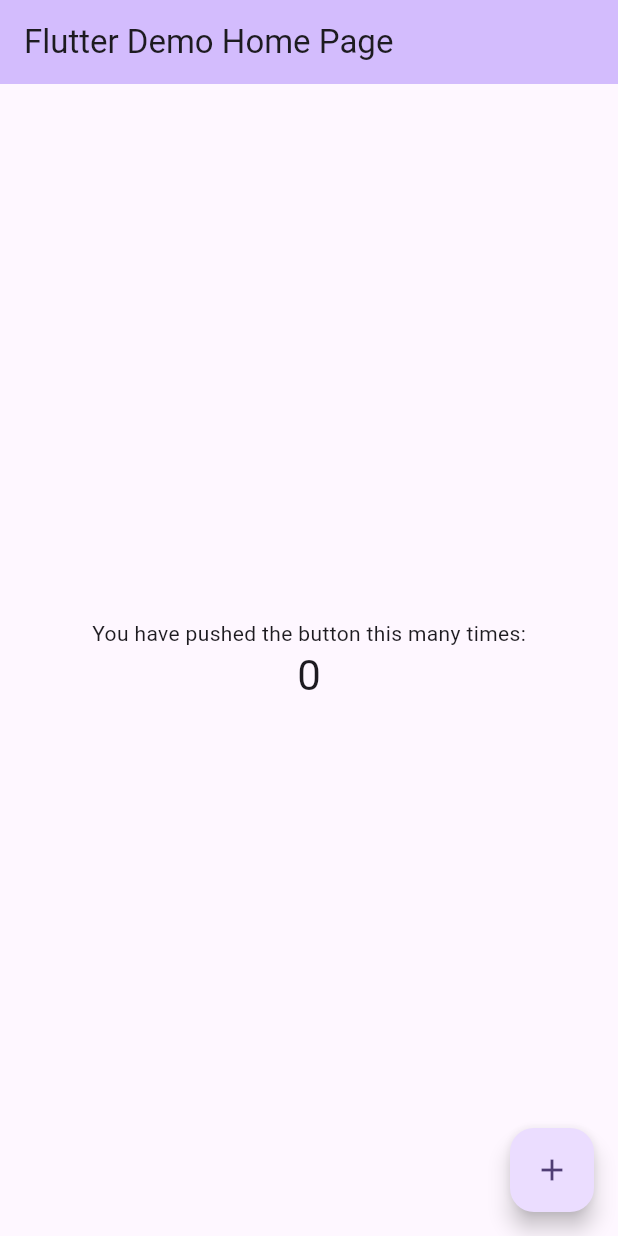
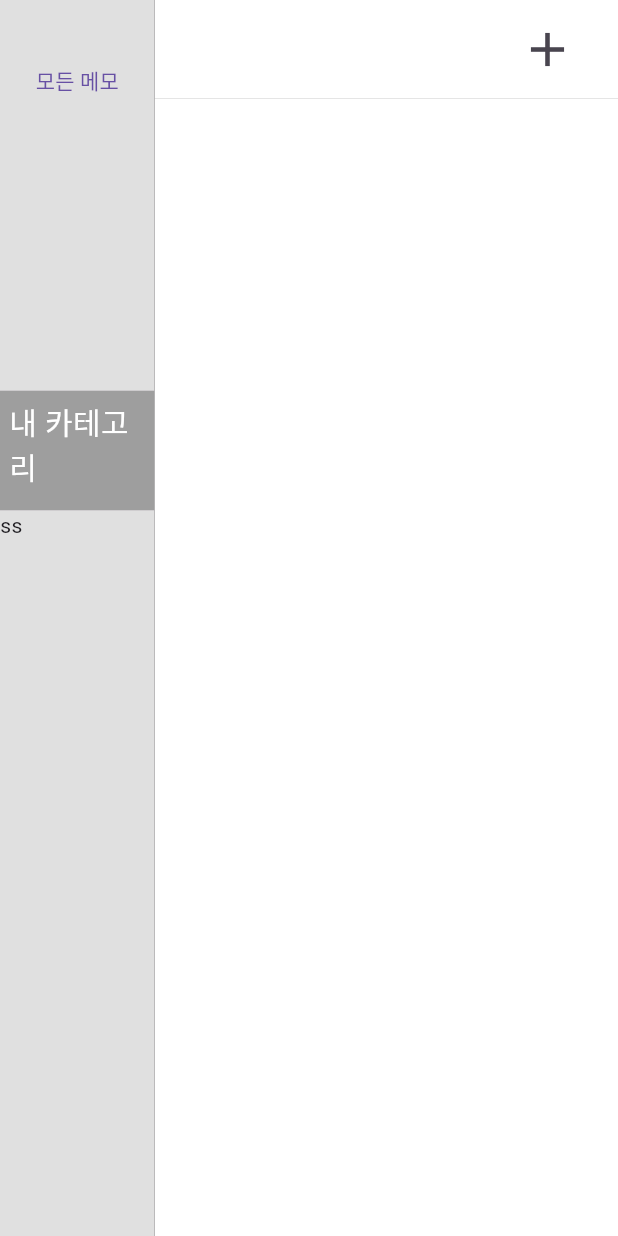
Before and after one commit to TUK-CE-capstone-2024-alwrite/flutter, a Flutter app: the screen it shows after launch, on a phone screen of 412 x 824 dp. Run offline on Flutter 3.47's test engine with Material 3 defaults, Android fonts, the phone set to English and light mode, and no system bars; our stand-ins replace file_picker, get; missing offline and left inert: flutter_pdfview.

Commit message:
저장용

```diff
--- /dev/null
+++ b/lib/Controller/pdf_controller.dart
@@ -0,0 +1,38 @@
+import 'dart:io';
+import 'package:flutter/material.dart';
+import 'package:get/get.dart';
+import 'package:file_picker/file_picker.dart';
+import '../Model/pdf_model.dart';
+import '../pdf_viewer.dart';
+
+class PdfController extends GetxController {
+  final pdfModel _model = pdfModel();
+
+  List<File> get pdfFiles => _model.pdfFiles;
+  List<String> get pdfFileNames => _model.pdfFileNames;
+
+  Future<void> pickPDF(BuildContext context) async {
+    FilePickerResult? result = await FilePicker.platform.pickFiles(
+      type: FileType.custom,
+      allowedExtensions: ['pdf'],
+    );
+
+    if (result != null) {
+      _model.addPdf(File(result.files.single.path!), result.files.single.name);
+      update(); // 상태 변경을 알리기 위해 update 호출
+    }
+  }
+
+  void deletePdf(int index) {
+    if (index >= 0 && index < pdfFiles.length) {
+      pdfFiles[index].deleteSync();
+      pdfFiles.removeAt(index);
+      pdfFileNames.removeAt(index);
+      update(); // 상태 변경을 알리기 위해 update 호출
+    }
+  }
+
+  void openPdf(File file) {
+    Get.to(() => PdfViewer(file: file));
+  }
+}
--- /dev/null
+++ b/lib/Model/pdf_model.dart
@@ -0,0 +1,12 @@
+import 'dart:io';
+import 'package:get/get.dart';
+
+class pdfModel extends GetxController {
+  List<File> pdfFiles = [];
+  List<String> pdfFileNames = [];
+
+  void addPdf(File file, String fileName) {
+    pdfFiles.add(file);
+    pdfFileNames.add(fileName);
+  }
+}
--- /dev/null
+++ b/lib/View/HomePage.dart
@@ -0,0 +1,20 @@
+import 'package:alwrite/View/left_page.dart';
+import 'package:flutter/material.dart';
+import 'package:get/get.dart';
+import 'right_page.dart';
+
+class HomePage extends StatelessWidget {
+  @override
+  Widget build(BuildContext context) {
+    return Scaffold(
+      body: Container(
+        child: Row(
+          children: [
+            Expanded(flex: 1, child: leftPage()),
+            Expanded(flex: 3, child: rightPage())
+          ],
+        ),
+      ),
+    );
+  }
+}
--- /dev/null
+++ b/lib/View/left_page.dart
@@ -0,0 +1,60 @@
+import 'package:alwrite/View/HomePage.dart';
+import 'package:alwrite/View/right_page.dart';
+import 'package:flutter/material.dart';
+import 'package:get/get.dart';
+
+class leftPage extends StatelessWidget {
+  final TextEditingController searchController = TextEditingController();
+  leftPage({super.key});
+
+  @override
+  Widget build(BuildContext context) {
+    return Container(
+      child: Column(
+        children: [
+          Expanded(
+            flex: 35,
+            child: Container(
+              padding: EdgeInsets.only(top: 20),
+              width: double.infinity,
+              color: Colors.grey[300],
+              child: Column(
+                children: [
+                  SizedBox(height: 10),
+                  TextButton(
+                      onPressed: () {
+                        Get.off(HomePage());
+                      },
+                      child: Text("모든 메모"))
+                ],
+              ),
+            ),
+          ),
+          Container(
+            color: Colors.grey,
+            width: double.infinity,
+            height: 80,
+            padding: EdgeInsets.all(6),
+            child: Text(
+              "내 카테고리",
+              style: TextStyle(
+                fontSize: 20,
+                fontWeight: FontWeight.w500,
+                color: Colors.white,
+              ),
+              textAlign: TextAlign.left,
+            ),
+          ),
+          Expanded(
+              flex: 65,
+              child: Container(
+                color: Colors.grey[300],
+                child: ListView(
+                  children: [Text('ss')],
+                ),
+              ))
+        ],
+      ),
+    );
+  }
+}
--- /dev/null
+++ b/lib/View/right_page.dart
@@ -0,0 +1,83 @@
+import 'package:alwrite/Controller/pdf_controller.dart';
+import 'package:flutter/material.dart';
+import 'package:get/get.dart';
+
+class rightPage extends StatelessWidget {
+  final controller = Get.put(PdfController());
+
+  rightPage({super.key});
+
+  @override
+  Widget build(BuildContext context) {
+    return Container(
+        color: Colors.black,
+        child: Column(
+          children: [
+            Expanded(
+              flex: 8,
+              child: Container(
+                padding: EdgeInsets.fromLTRB(0, 0, 20, 0),
+                width: double.infinity,
+                color: Colors.white,
+                child: Align(
+                  alignment: Alignment.centerRight,
+                  child: IconButton(
+                    onPressed: () async {
+                      await controller.pickPDF(context);
+                    },
+                    icon: Icon(
+                      Icons.add,
+                      size: 38,
+                    ),
+                  ),
+                ),
+              ),
+            ),
+            Expanded(
+              flex: 92,
+              child: Container(
+                color: Colors.white,
+                child: GetBuilder<PdfController>(
+                  builder: (_controller) => GridView.builder(
+                    padding: EdgeInsets.all(10),
+                    gridDelegate: SliverGridDelegateWithFixedCrossAxisCount(
+                      crossAxisCount: 3,
+                      mainAxisSpacing: 30,
+                      crossAxisSpacing: 30,
+                    ),
+                    itemCount: _controller.pdfFiles.length,
+                    itemBuilder: (BuildContext context, int index) {
+                      return GestureDetector(
+                        onTap: () {
+                          _controller.openPdf(_controller.pdfFiles[index]);
+                        },
+                        onLongPress: () {
+                          // showLongPressDialog(context, index);
+                        },
+                        child: Card(
+                          color: Colors.grey,
+                          child: Center(
+                            child: Column(
+                              mainAxisAlignment: MainAxisAlignment.center,
+                              children: [
+                                Text(
+                                  'PDF ${index + 1}',
+                                  style: TextStyle(fontSize: 20),
+                                ),
+                                Text(
+                                  _controller.pdfFileNames[index],
+                                ),
+                              ],
+                            ),
+                          ),
+                        ),
+                      );
+                    },
+                  ),
+                ),
+              ),
+            ),
+          ],
+        ));
+  }
+}
--- a/lib/example.dart
+++ /dev/null
@@ -1,125 +0,0 @@
-import 'package:flutter/material.dart';
-
-void main() {
-  runApp(const MyApp());
-}
-
-class MyApp extends StatelessWidget {
-  const MyApp({super.key});
-
-  // This widget is the root of your application.
-  @override
-  Widget build(BuildContext context) {
-    return MaterialApp(
-      title: '선호',
-      theme: ThemeData(
-        // This is the theme of your application.
-        //
-        // TRY THIS: Try running your application with "flutter run". You'll see
-        // the application has a purple toolbar. Then, without quitting the app,
-        // try changing the seedColor in the colorScheme below to Colors.green
-        // and then invoke "hot reload" (save your changes or press the "hot
-        // reload" button in a Flutter-supported IDE, or press "r" if you used
-        // the command line to start the app).
-        //
-        // Notice that the counter didn't reset back to zero; the application
-        // state is not lost during the reload. To reset the state, use hot
-        // restart instead.
-        //
-        // This works for code too, not just values: Most code changes can be
-        // tested with just a hot reload.
-        colorScheme: ColorScheme.fromSeed(seedColor: Colors.deepPurple),
-        useMaterial3: true,
-      ),
-      home: const MyHomePage(title: 'Flutter Demo Home Page'),
-    );
-  }
-}
-
-class MyHomePage extends StatefulWidget {
-  const MyHomePage({super.key, required this.title});
-
-  // This widget is the home page of your application. It is stateful, meaning
-  // that it has a State object (defined below) that contains fields that affect
-  // how it looks.
-
-  // This class is the configuration for the state. It holds the values (in this
-  // case the title) provided by the parent (in this case the App widget) and
-  // used by the build method of the State. Fields in a Widget subclass are
-  // always marked "final".
-
-  final String title;
-
-  @override
-  State<MyHomePage> createState() => _MyHomePageState();
-}
-
-class _MyHomePageState extends State<MyHomePage> {
-  int _counter = 0;
-
-  void _incrementCounter() {
-    setState(() {
-      // This call to setState tells the Flutter framework that something has
-      // changed in this State, which causes it to rerun the build method below
-      // so that the display can reflect the updated values. If we changed
-      // _counter without calling setState(), then the build method would not be
-      // called again, and so nothing would appear to happen.
-      _counter++;
-    });
-  }
-
-  @override
-  Widget build(BuildContext context) {
-    // This method is rerun every time setState is called, for instance as done
-    // by the _incrementCounter method above.
-    //
-    // The Flutter framework has been optimized to make rerunning build methods
-    // fast, so that you can just rebuild anything that needs updating rather
-    // than having to individually change instances of widgets.
-    return Scaffold(
-      appBar: AppBar(
-        // TRY THIS: Try changing the color here to a specific color (to
-        // Colors.amber, perhaps?) and trigger a hot reload to see the AppBar
-        // change color while the other colors stay the same.
-        backgroundColor: Theme.of(context).colorScheme.inversePrimary,
-        // Here we take the value from the MyHomePage object that was created by
-        // the App.build method, and use it to set our appbar title.
-        title: Text(widget.title),
-      ),
-      body: Center(
-        // Center is a layout widget. It takes a single child and positions it
-        // in the middle of the parent.
-        child: Column(
-          // Column is also a layout widget. It takes a list of children and
-          // arranges them vertically. By default, it sizes itself to fit its
-          // children horizontally, and tries to be as tall as its parent.
-          //
-          // Column has various properties to control how it sizes itself and
-          // how it positions its children. Here we use mainAxisAlignment to
-          // center the children vertically; the main axis here is the vertical
-          // axis because Columns are vertical (the cross axis would be
-          // horizontal).
-          //
-          // TRY THIS: Invoke "debug painting" (choose the "Toggle Debug Paint"
-          // action in the IDE, or press "p" in the console), to see the
-          // wireframe for each widget.
-          mainAxisAlignment: MainAxisAlignment.center,
-          children: <Widget>[
-            const Text(
-              'You have pushed the button this many times:',
-            ),
-            Text(
-              '$_counter',
-              style: Theme.of(context).textTheme.headlineMedium,
-            ),
-          ],
-        ),
-      ),
-      floatingActionButton: FloatingActionButton(
-        onPressed: _incrementCounter,
-        tooltip: 'Increment',
-        child: const Icon(Icons.add),
-      ), // This trailing comma makes auto-formatting nicer for build methods.
-    );
-  }
-}
--- a/lib/main.dart
+++ b/lib/main.dart
@@ -1,4 +1,6 @@
+import 'package:alwrite/View/HomePage.dart';
 import 'package:flutter/material.dart';
+import 'package:get/get.dart';
 
 void main() {
   runApp(const MyApp());
@@ -7,119 +9,8 @@ void main() {
 class MyApp extends StatelessWidget {
   const MyApp({super.key});
 
-  // This widget is the root of your application.
   @override
   Widget build(BuildContext context) {
-    return MaterialApp(
-      title: 'Flutter Demo',
-      theme: ThemeData(
-        // This is the theme of your application.
-        //
-        // TRY THIS: Try running your application with "flutter run". You'll see
-        // the application has a purple toolbar. Then, without quitting the app,
-        // try changing the seedColor in the colorScheme below to Colors.green
-        // and then invoke "hot reload" (save your changes or press the "hot
-        // reload" button in a Flutter-supported IDE, or press "r" if you used
-        // the command line to start the app).
-        //
-        // Notice that the counter didn't reset back to zero; the application
-        // state is not lost during the reload. To reset the state, use hot
-        // restart instead.
-        //
-        // This works for code too, not just values: Most code changes can be
-        // tested with just a hot reload.
-        colorScheme: ColorScheme.fromSeed(seedColor: Colors.deepPurple),
-        useMaterial3: true,
-      ),
-      home: const MyHomePage(title: 'Flutter Demo Home Page'),
-    );
+    return GetMaterialApp(home: HomePage());
   }
 }
-
-class MyHomePage extends StatefulWidget {
-  const MyHomePage({super.key, required this.title});
-
-  // This widget is the home page of your application. It is stateful, meaning
-  // that it has a State object (defined below) that contains fields that affect
-  // how it looks.
-
-  // This class is the configuration for the state. It holds the values (in this
-  // case the title) provided by the parent (in this case the App widget) and
-  // used by the build method of the State. Fields in a Widget subclass are
-  // always marked "final".
-
-  final String title;
-
-  @override
-  State<MyHomePage> createState() => _MyHomePageState();
-}
-
-class _MyHomePageState extends State<MyHomePage> {
-  int _counter = 0;
-
-  void _incrementCounter() {
-    setState(() {
-      // This call to setState tells the Flutter framework that something has
-      // changed in this State, which causes it to rerun the build method below
-      // so that the display can reflect the updated values. If we changed
-      // _counter without calling setState(), then the build method would not be
-      // called again, and so nothing would appear to happen.
-      _counter++;
-    });
-  }
-
-  @override
-  Widget build(BuildContext context) {
-    // This method is rerun every time setState is called, for instance as done
-    // by the _incrementCounter method above.
-    //
-    // The Flutter framework has been optimized to make rerunning build methods
-    // fast, so that you can just rebuild anything that needs updating rather
-    // than having to individually change instances of widgets.
-    return Scaffold(
-      appBar: AppBar(
-        // TRY THIS: Try changing the color here to a specific color (to
-        // Colors.amber, perhaps?) and trigger a hot reload to see the AppBar
-        // change color while the other colors stay the same.
-        backgroundColor: Theme.of(context).colorScheme.inversePrimary,
-        // Here we take the value from the MyHomePage object that was created by
-        // the App.build method, and use it to set our appbar title.
-        title: Text(widget.title),
-      ),
-      body: Center(
-        // Center is a layout widget. It takes a single child and positions it
-        // in the middle of the parent.
-        child: Column(
-          // Column is also a layout widget. It takes a list of children and
-          // arranges them vertically. By default, it sizes itself to fit its
-          // children horizontally, and tries to be as tall as its parent.
-          //
-          // Column has various properties to control how it sizes itself and
-          // how it positions its children. Here we use mainAxisAlignment to
-          // center the children vertically; the main axis here is the vertical
-          // axis because Columns are vertical (the cross axis would be
-          // horizontal).
-          //
-          // TRY THIS: Invoke "debug painting" (choose the "Toggle Debug Paint"
-          // action in the IDE, or press "p" in the console), to see the
-          // wireframe for each widget.
-          mainAxisAlignment: MainAxisAlignment.center,
-          children: <Widget>[
-            const Text(
-              'You have pushed the button this many times:',
-            ),
-            Text(
-              '$_counter',
-              style: Theme.of(context).textTheme.headlineMedium,
-            ),
-          ],
-        ),
-      ),
-      floatingActionButton: FloatingActionButton(
-        onPressed: _incrementCounter,
-        tooltip: 'Increment',
-        child: const Icon(Icons.add),
-      ), // This trailing comma makes auto-formatting nicer for build methods.
-    );
-  }
-}
--- a/pubspec.yaml
+++ b/pubspec.yaml
@@ -35,6 +35,9 @@ dependencies:
   # The following adds the Cupertino Icons font to your application.
   # Use with the CupertinoIcons class for iOS style icons.
   cupertino_icons: ^1.0.2
+  get:
+  file_picker:
+  flutter_pdfview:
 
 dev_dependencies:
   flutter_test:
```
Also changed, not shown: lib/Controller/category_controller.dart (added, +49 -0 lines), lib/View/category_screen.dart (added, +93 -0 lines), lib/View/search_page.dart (added, +10 -0 lines), lib/pdf_viewer.dart (added, +25 -0 lines), pubspec.lock, 3 other files.
